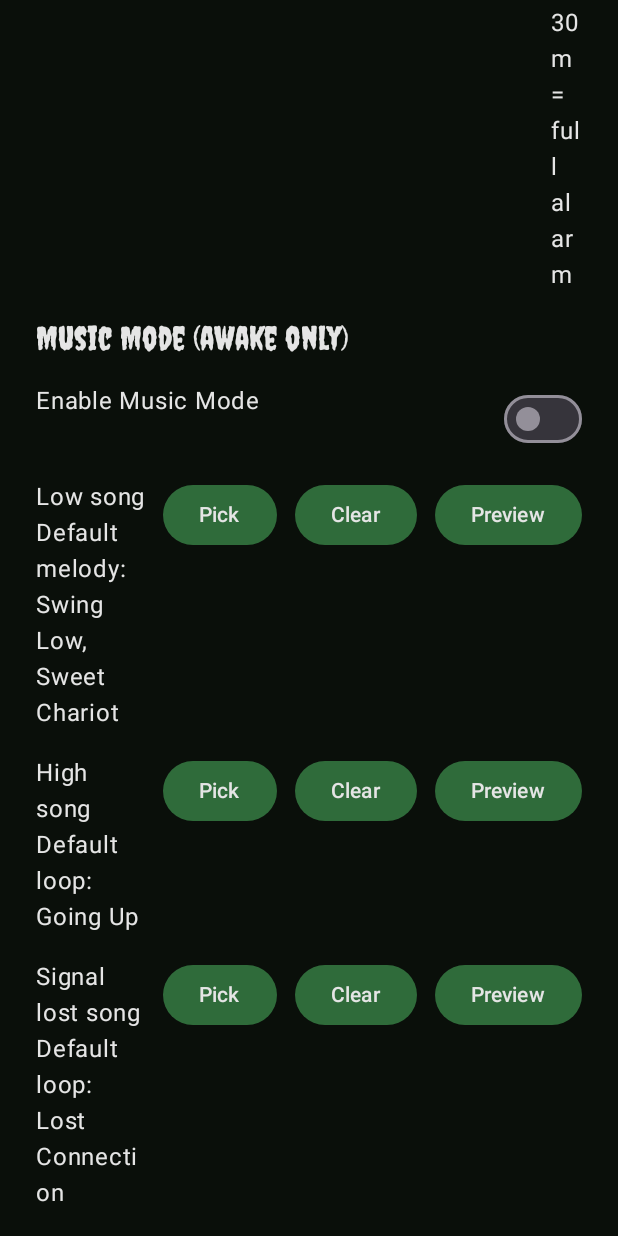
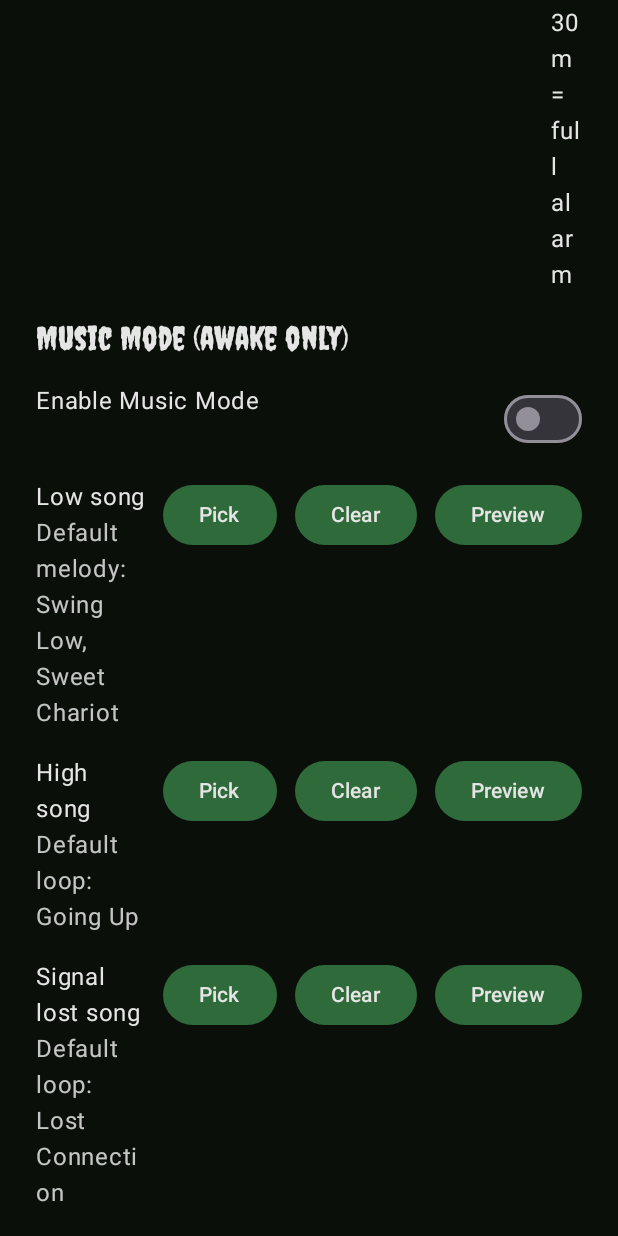
Before and after one commit to codescrapbook/g7-night-alarm, an Android app built with Jetpack Compose: the composable SettingsScreen shown on its own in the app's theme, scrolled down 576 dp, on a phone screen of 412 x 824 dp. Run offline under Robolectric (Android 15) with nearby library versions, the phone set to English and light mode, and no system bars; 1 statement that could not run was skipped.

Commit message:
Settings: apply onBackground/onSurface to all labels and descriptions for WCAG AA contrast on dark theme; regenerate screenshots
Co-authored-by: Joe Seeley <codescrapbook@users.noreply.github.com>

```diff
--- a/app/src/main/java/com/g7nightalarm/app/ui/screens/SettingsScreen.kt
+++ b/app/src/main/java/com/g7nightalarm/app/ui/screens/SettingsScreen.kt
@@ -108,7 +108,9 @@ fun SettingsScreen(onBack: () -> Unit) {
             .padding(24.dp),
         verticalArrangement = Arrangement.spacedBy(16.dp)
     ) {
-        Text("Settings", style = MaterialTheme.typography.headlineLarge)
+        val labelColor = MaterialTheme.colorScheme.onBackground
+        val secondaryColor = MaterialTheme.colorScheme.onBackground.copy(alpha = 0.85f)
+        Text("Settings", style = MaterialTheme.typography.headlineLarge, color = labelColor)
         // Subtle purple stitch under the header for theme continuity
         androidx.compose.foundation.Canvas(
             modifier = Modifier
@@ -151,18 +153,18 @@ fun SettingsScreen(onBack: () -> Unit) {
         }
         Row(Modifier.fillMaxWidth(), horizontalArrangement = Arrangement.SpaceBetween) {
             Row(horizontalArrangement = Arrangement.spacedBy(12.dp)) {
-                Text("Voice control (\"good night/morning\")")
+                Text("Voice control (\"good night/morning\")", color = labelColor)
                 Switch(checked = voiceEnabled, onCheckedChange = { voiceEnabled = it })
             }
             Row(horizontalArrangement = Arrangement.spacedBy(12.dp)) {
-                Text("Safety-net urgent/no-data 30m = full alarm")
+                Text("Safety-net urgent/no-data 30m = full alarm", color = labelColor)
                 Switch(checked = safetyNetFull, onCheckedChange = { safetyNetFull = it })
             }
         }
         // Music Mode section
-        Text("Music Mode (awake only)", style = MaterialTheme.typography.titleLarge)
+        Text("Music Mode (awake only)", style = MaterialTheme.typography.titleLarge, color = labelColor)
         Row(Modifier.fillMaxWidth(), horizontalArrangement = Arrangement.SpaceBetween) {
-            Text("Enable Music Mode")
+            Text("Enable Music Mode", color = labelColor)
             Switch(checked = musicMode, onCheckedChange = {
                 musicMode = it
                 scope.launch { repo.update { p -> p[SettingsKeys.musicModeEnabled] = it } }
@@ -171,9 +173,9 @@ fun SettingsScreen(onBack: () -> Unit) {
         // Low song picker (default melody if none)
         Row(Modifier.fillMaxWidth(), horizontalArrangement = Arrangement.spacedBy(12.dp)) {
             Column(Modifier.weight(1f)) {
-                Text("Low song")
+                Text("Low song", color = labelColor)
                 val desc = if (musicLowUri.isNotBlank()) "Custom audio selected" else "Default melody: Swing Low, Sweet Chariot"
-                Text(desc)
+                Text(desc, color = secondaryColor)
             }
             Button(onClick = { pickAudioLowLauncher?.launch(arrayOf("audio/*")) }, enabled = pickAudioLowLauncher != null) { Text("Pick") }
             Button(onClick = {
@@ -191,9 +193,9 @@ fun SettingsScreen(onBack: () -> Unit) {
         // High song picker
         Row(Modifier.fillMaxWidth(), horizontalArrangement = Arrangement.spacedBy(12.dp)) {
             Column(Modifier.weight(1f)) {
-                Text("High song")
+                Text("High song", color = labelColor)
                 val desc = if (musicHighUri.isNotBlank()) "Custom audio selected" else "Default loop: Going Up"
-                Text(desc)
+                Text(desc, color = secondaryColor)
             }
             Button(onClick = { pickAudioHighLauncher?.launch(arrayOf("audio/*")) }, enabled = pickAudioHighLauncher != null) { Text("Pick") }
             Button(onClick = {
@@ -211,9 +213,9 @@ fun SettingsScreen(onBack: () -> Unit) {
         // Signal lost song picker
         Row(Modifier.fillMaxWidth(), horizontalArrangement = Arrangement.spacedBy(12.dp)) {
             Column(Modifier.weight(1f)) {
-                Text("Signal lost song")
+                Text("Signal lost song", color = labelColor)
                 val desc = if (musicSignalUri.isNotBlank()) "Custom audio selected" else "Default loop: Lost Connection"
-                Text(desc)
+                Text(desc, color = secondaryColor)
             }
             Button(onClick = { pickAudioSignalLauncher?.launch(arrayOf("audio/*")) }, enabled = pickAudioSignalLauncher != null) { Text("Pick") }
             Button(onClick = {
@@ -228,14 +230,14 @@ fun SettingsScreen(onBack: () -> Unit) {
                 }
             }) { Text("Preview") }
         }
-        Text("Awake volume: $awakeVol%", style = MaterialTheme.typography.titleMedium)
+        Text("Awake volume: $awakeVol%", style = MaterialTheme.typography.titleMedium, color = labelColor)
         Slider(value = awakeVol.toFloat(), onValueChange = { v -> awakeVol = v.toInt().coerceIn(1, 100) }, valueRange = 1f..100f)
         Button(onClick = {
             val am = com.g7nightalarm.app.alarm.AlarmController(context)
             scope.launch { am.previewAwakeChime(awakeVol) }
         }) { Text("Preview volume") }
         Row(Modifier.fillMaxWidth(), horizontalArrangement = Arrangement.SpaceBetween) {
-            Text("Units: ${if (state.units == com.g7nightalarm.app.settings.Units.MG_DL) "mg/dL" else "mmol/L"}")
+            Text("Units: ${if (state.units == com.g7nightalarm.app.settings.Units.MG_DL) "mg/dL" else "mmol/L"}", color = labelColor)
             Row(horizontalArrangement = Arrangement.spacedBy(12.dp)) {
                 Button(onClick = {
                     val next = if (state.units == com.g7nightalarm.app.settings.Units.MG_DL)
@@ -272,7 +274,7 @@ fun SettingsScreen(onBack: () -> Unit) {
             Button(onClick = { onBack() }) { Text("Back") }
         }
         Spacer(Modifier.weight(1f))
-        Text("Permissions & setup")
+        Text("Permissions & setup", color = labelColor)
         Row(horizontalArrangement = Arrangement.spacedBy(12.dp)) {
             Button(onClick = {
                 if (Build.VERSION.SDK_INT >= 33) {
@@ -291,7 +293,7 @@ fun SettingsScreen(onBack: () -> Unit) {
                 context.startActivity(Intent(Settings.ACTION_NOTIFICATION_POLICY_ACCESS_SETTINGS).addFlags(Intent.FLAG_ACTIVITY_NEW_TASK))
             }) { Text("Do Not Disturb access") }
         }
-        Text("Offline voice: enabling Voice control downloads the small English model automatically.")
+        Text("Offline voice: enabling Voice control downloads the small English model automatically.", color = secondaryColor)
         Button(onClick = { alarm.startAlarm() }) { Text("Test alarm") }
     }
 }
```
